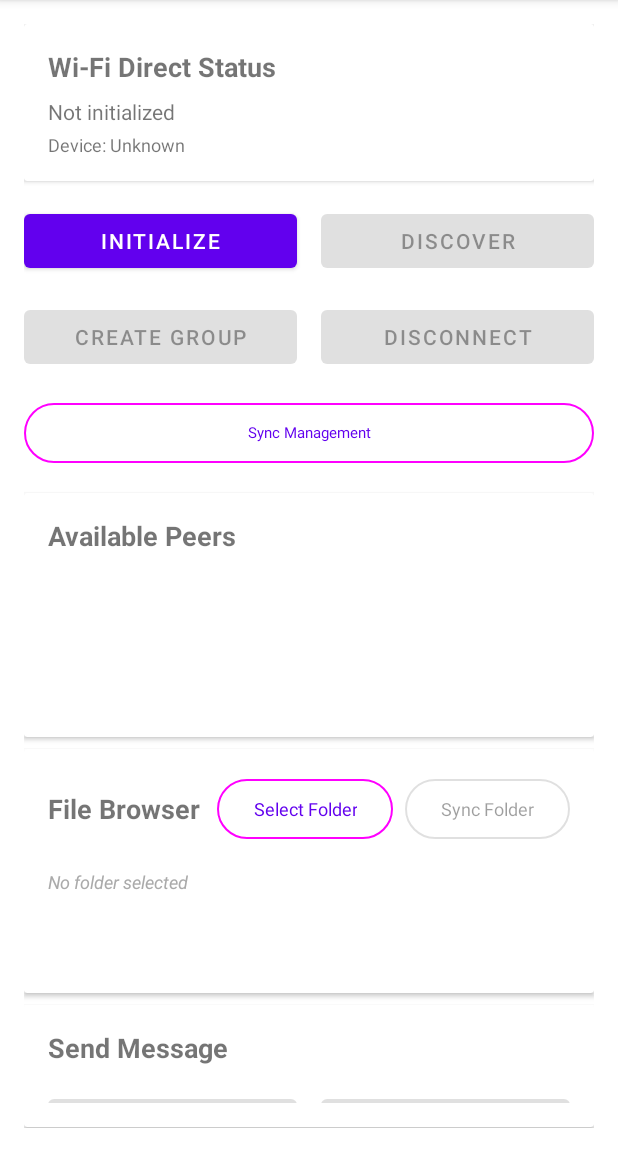
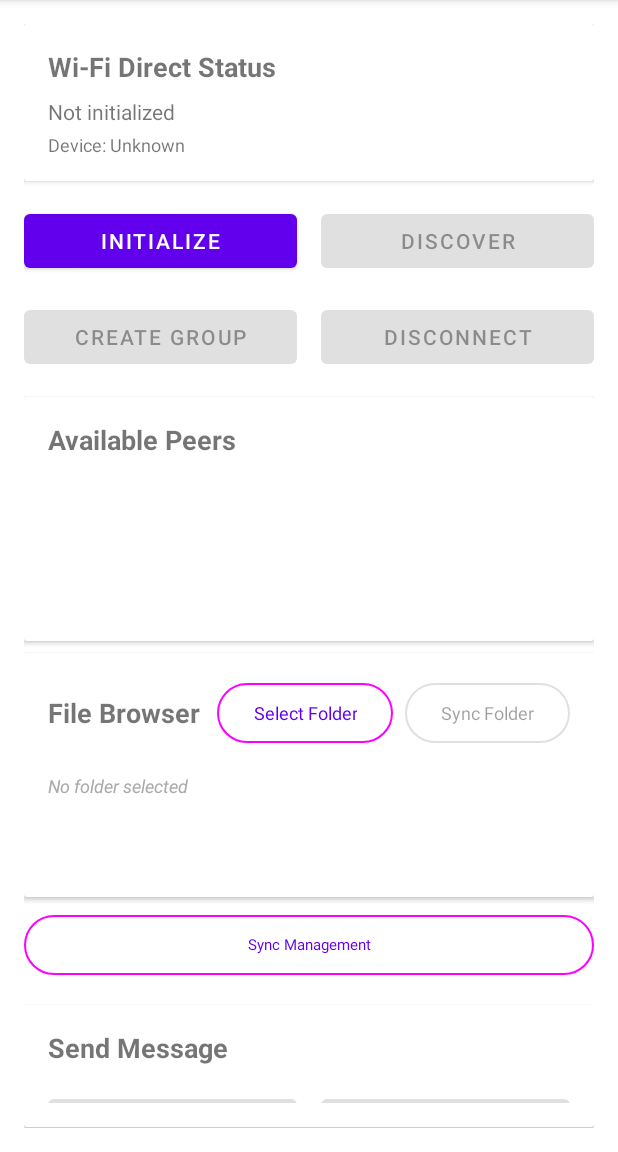
Before and after one commit to ChavinduRansara/syncy-kotlin, an Android app: the screen it shows after launch (MainActivity), on a phone screen of 412 x 824 dp, the part 84-1236 px from its top. Run offline under Robolectric (Android 15) with nearby library versions, the phone set to English and light mode, and no system bars.

Commit message:
refactor: Rearrange Sync Management Button and Available Peers section in layout

```diff
--- a/app/src/main/res/layout/activity_main.xml
+++ b/app/src/main/res/layout/activity_main.xml
@@ -95,16 +95,7 @@
 
     </LinearLayout>
 
-    <!-- Sync Management Button -->
-    <Button
-        android:id="@+id/btnSyncManagement"
-        android:layout_width="match_parent"
-        android:layout_height="wrap_content"
-        android:layout_marginBottom="16dp"
-        android:text="Sync Management"
-        android:drawableStart="@android:drawable/ic_menu_manage"
-        android:drawablePadding="8dp"
-        style="@style/Widget.Material3.Button.OutlinedButton" /><!-- Available Peers -->
+    <!-- Available Peers -->
     <androidx.cardview.widget.CardView
         android:layout_width="match_parent"
         android:layout_height="0dp"
@@ -205,7 +196,20 @@
 
         </LinearLayout>
 
-    </androidx.cardview.widget.CardView>    <!-- Message Section -->
+    </androidx.cardview.widget.CardView>
+
+    <!-- Sync Management Button -->
+    <Button
+        android:id="@+id/btnSyncManagement"
+        android:layout_width="match_parent"
+        android:layout_height="wrap_content"
+        android:layout_marginBottom="16dp"
+        android:text="Sync Management"
+        android:drawableStart="@android:drawable/ic_menu_manage"
+        android:drawablePadding="8dp"
+        style="@style/Widget.Material3.Button.OutlinedButton" />
+
+    <!-- Message Section -->
     <androidx.cardview.widget.CardView
         android:layout_width="match_parent"
         android:layout_height="0dp"
```
